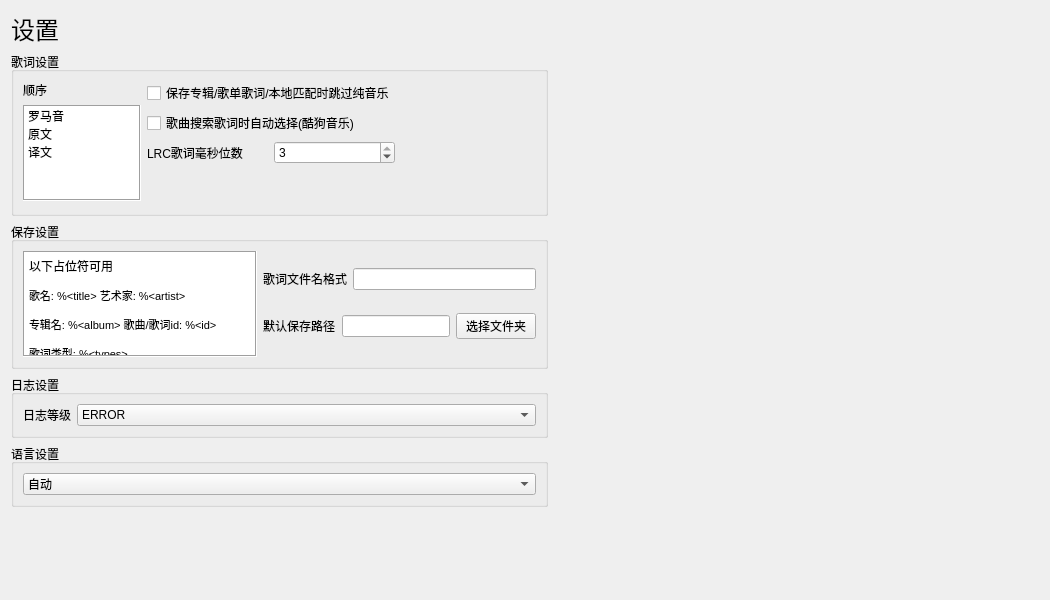
Above: ui/settings.ui from chenmozhijin/LDDC before the change. Below: the same form after it.
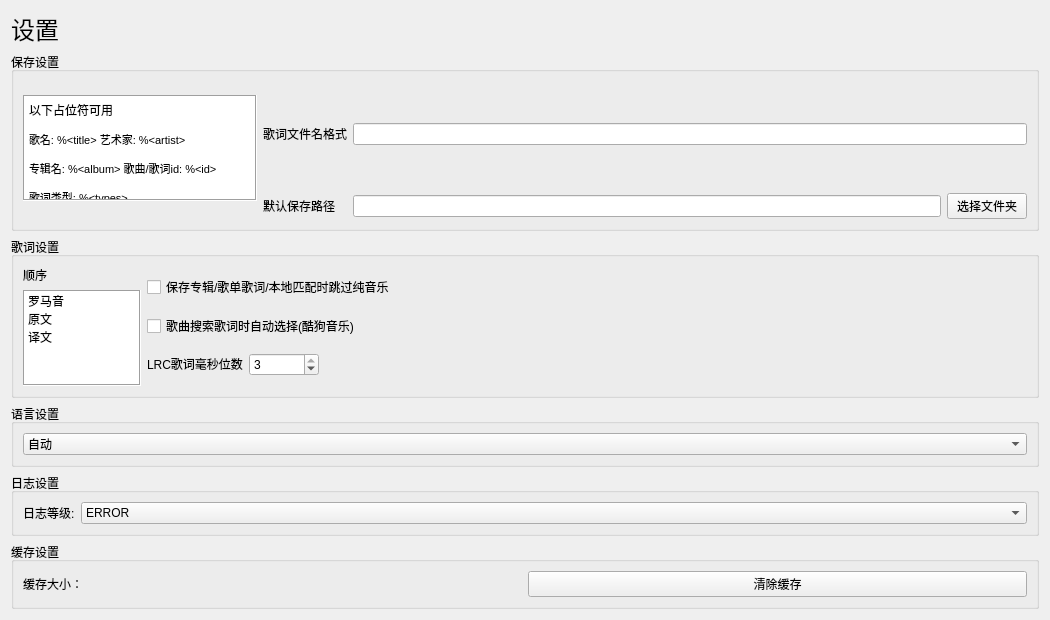
That is the form after the change. Custom widgets are drawn as their Qt base class.

Commit message: Added enhanced LRC format support & Fix some issues & Optimize some code

Diff of the .ui file:
```diff
--- a/ui/settings.ui
+++ b/ui/settings.ui
@@ -13,35 +13,159 @@
   <property name="windowTitle">
    <string>Form</string>
   </property>
-  <layout class="QVBoxLayout" name="verticalLayout">
-   <item>
-    <widget class="QLabel" name="label">
+  <layout class="QGridLayout" name="gridLayout_2">
+   <item row="1" column="0">
+    <widget class="QGroupBox" name="groupBox">
+     <property name="title">
+      <string>保存设置</string>
+     </property>
+     <layout class="QGridLayout" name="gridLayout">
+      <item row="0" column="0">
+       <widget class="QTextBrowser" name="textBrowser">
      <property name="sizePolicy">
+         <sizepolicy hsizetype="Minimum" vsizetype="Minimum">
+          <horstretch>0</horstretch>
+          <verstretch>0</verstretch>
+         </sizepolicy>
+        </property>
+        <property name="minimumSize">
+         <size>
+          <width>200</width>
+          <height>106</height>
+         </size>
+        </property>
+        <property name="maximumSize">
+         <size>
+          <width>234</width>
+          <height>78</height>
+         </size>
+        </property>
+        <property name="frameShape">
+         <enum>QFrame::Shape::Box</enum>
+        </property>
+        <property name="frameShadow">
+         <enum>QFrame::Shadow::Sunken</enum>
+        </property>
+        <property name="verticalScrollBarPolicy">
+         <enum>Qt::ScrollBarPolicy::ScrollBarAlwaysOff</enum>
+        </property>
+        <property name="horizontalScrollBarPolicy">
+         <enum>Qt::ScrollBarPolicy::ScrollBarAlwaysOff</enum>
+        </property>
+        <property name="html">
+         <string>&lt;!DOCTYPE HTML PUBLIC &quot;-//W3C//DTD HTML 4.0//EN&quot; &quot;http://www.w3.org/TR/REC-html40/strict.dtd&quot;&gt;
+&lt;html&gt;&lt;head&gt;&lt;meta name=&quot;qrichtext&quot; content=&quot;1&quot; /&gt;&lt;meta charset=&quot;utf-8&quot; /&gt;&lt;style type=&quot;text/css&quot;&gt;
+p, li { white-space: pre-wrap; }
+hr { height: 1px; border-width: 0; }
+li.unchecked::marker { content: &quot;\2610&quot;; }
+li.checked::marker { content: &quot;\2612&quot;; }
+&lt;/style&gt;&lt;/head&gt;&lt;body style=&quot; font-family:'Microsoft YaHei UI'; font-size:9pt; font-weight:400; font-style:normal;&quot;&gt;
+&lt;p style=&quot; margin-top:12px; margin-bottom:12px; margin-left:0px; margin-right:0px; -qt-block-indent:0; text-indent:0px;&quot;&gt;以下占位符可用&lt;/p&gt;
+&lt;p style=&quot; margin-top:12px; margin-bottom:12px; margin-left:0px; margin-right:0px; -qt-block-indent:0; text-indent:0px;&quot;&gt;&lt;span style=&quot; font-size:8pt;&quot;&gt;歌名: %&amp;lt;title&amp;gt; 艺术家: %&amp;lt;artist&amp;gt;&lt;/span&gt;&lt;/p&gt;
+&lt;p style=&quot; margin-top:12px; margin-bottom:12px; margin-left:0px; margin-right:0px; -qt-block-indent:0; text-indent:0px;&quot;&gt;&lt;span style=&quot; font-size:8pt;&quot;&gt;专辑名: %&amp;lt;album&amp;gt; 歌曲/歌词id: %&amp;lt;id&amp;gt;&lt;/span&gt;&lt;/p&gt;
+&lt;p style=&quot; margin-top:12px; margin-bottom:12px; margin-left:0px; margin-right:0px; -qt-block-indent:0; text-indent:0px;&quot;&gt;&lt;span style=&quot; font-size:8pt;&quot;&gt;歌词类型: %&amp;lt;types&amp;gt;&lt;/span&gt;&lt;/p&gt;&lt;/body&gt;&lt;/html&gt;</string>
+        </property>
+        <property name="openLinks">
+         <bool>false</bool>
+        </property>
+       </widget>
+      </item>
+      <item row="1" column="1">
+       <widget class="QLabel" name="label_3">
+        <property name="sizePolicy">
       <sizepolicy hsizetype="Fixed" vsizetype="Fixed">
        <horstretch>0</horstretch>
        <verstretch>0</verstretch>
       </sizepolicy>
      </property>
-     <property name="font">
-      <font>
-       <pointsize>18</pointsize>
-      </font>
-     </property>
+        <property name="text">
+         <string>默认保存路径</string>
+        </property>
+       </widget>
+      </item>
+      <item row="0" column="2">
+       <widget class="QLineEdit" name="lyrics_file_name_format_lineEdit">
+        <property name="sizePolicy">
+         <sizepolicy hsizetype="MinimumExpanding" vsizetype="Fixed">
+          <horstretch>0</horstretch>
+          <verstretch>0</verstretch>
+         </sizepolicy>
+        </property>
+       </widget>
+      </item>
+      <item row="0" column="1">
+       <widget class="QLabel" name="label_2">
+        <property name="sizePolicy">
+         <sizepolicy hsizetype="Fixed" vsizetype="Fixed">
+          <horstretch>0</horstretch>
+          <verstretch>0</verstretch>
+         </sizepolicy>
+        </property>
+        <property name="whatsThis">
+         <string/>
+        </property>
+        <property name="accessibleDescription">
+         <string/>
+        </property>
      <property name="text">
-      <string>设置</string>
-     </property>
-    </widget>
-   </item>
+         <string>歌词文件名格式</string>
+        </property>
+        <property name="textFormat">
+         <enum>Qt::TextFormat::AutoText</enum>
+        </property>
+       </widget>
+      </item>
+      <item row="1" column="2">
+       <layout class="QHBoxLayout" name="horizontalLayout_5">
    <item>
-    <layout class="QHBoxLayout" name="horizontalLayout">
+         <widget class="QLineEdit" name="default_save_path_lineEdit"/>
+        </item>
      <item>
-      <layout class="QVBoxLayout" name="verticalLayout_2">
+         <widget class="QPushButton" name="select_default_save_path_pushButton">
+          <property name="text">
+           <string>选择文件夹</string>
+          </property>
+         </widget>
+        </item>
+       </layout>
+      </item>
+     </layout>
+    </widget>
+   </item>
+   <item row="3" column="0">
+    <widget class="QGroupBox" name="groupBox_4">
+     <property name="title">
+      <string>语言设置</string>
+     </property>
+     <layout class="QVBoxLayout" name="verticalLayout_7">
        <item>
+       <widget class="QComboBox" name="language_comboBox">
+        <item>
+         <property name="text">
+          <string>自动</string>
+         </property>
+        </item>
+        <item>
+         <property name="text">
+          <string>英文</string>
+         </property>
+        </item>
+        <item>
+         <property name="text">
+          <string>中文</string>
+         </property>
+        </item>
+       </widget>
+      </item>
+     </layout>
+    </widget>
+   </item>
+   <item row="2" column="0">
         <widget class="QGroupBox" name="groupBox_2">
          <property name="title">
           <string>歌词设置</string>
          </property>
-         <layout class="QHBoxLayout" name="horizontalLayout_4">
+     <layout class="QHBoxLayout" name="horizontalLayout">
           <item>
            <layout class="QVBoxLayout" name="verticalLayout_4">
             <property name="sizeConstraint">
@@ -134,14 +258,17 @@
              </widget>
             </item>
             <item>
-             <spacer name="verticalSpacer_3">
+         <spacer name="verticalSpacer">
               <property name="orientation">
                <enum>Qt::Orientation::Vertical</enum>
               </property>
+          <property name="sizeType">
+           <enum>QSizePolicy::Policy::Preferred</enum>
+          </property>
               <property name="sizeHint" stdset="0">
                <size>
                 <width>20</width>
-                <height>0</height>
+            <height>40</height>
                </size>
               </property>
              </spacer>
@@ -149,25 +276,31 @@
            </layout>
           </item>
           <item>
-           <layout class="QVBoxLayout" name="verticalLayout_6">
-            <item>
+       <layout class="QGridLayout" name="gridLayout_4">
+        <item row="0" column="0">
              <widget class="QCheckBox" name="skip_inst_lyrics_checkBox">
               <property name="text">
                <string>保存专辑/歌单歌词/本地匹配时跳过纯音乐</string>
               </property>
              </widget>
             </item>
-            <item>
+        <item row="1" column="0">
              <widget class="QCheckBox" name="auto_select_checkBox">
               <property name="text">
                <string>歌曲搜索歌词时自动选择(酷狗音乐)</string>
               </property>
              </widget>
             </item>
-            <item>
+        <item row="2" column="0">
              <layout class="QHBoxLayout" name="horizontalLayout_7">
               <item>
                <widget class="QLabel" name="label_6">
+            <property name="sizePolicy">
+             <sizepolicy hsizetype="Preferred" vsizetype="Fixed">
+              <horstretch>0</horstretch>
+              <verstretch>0</verstretch>
+             </sizepolicy>
+            </property>
                 <property name="text">
                  <string>LRC歌词毫秒位数</string>
                 </property>
@@ -175,6 +308,24 @@
               </item>
               <item>
                <widget class="QSpinBox" name="lrc_ms_digit_count_spinBox">
+            <property name="sizePolicy">
+             <sizepolicy hsizetype="Minimum" vsizetype="Fixed">
+              <horstretch>0</horstretch>
+              <verstretch>0</verstretch>
+             </sizepolicy>
+            </property>
+            <property name="minimumSize">
+             <size>
+              <width>70</width>
+              <height>0</height>
+             </size>
+            </property>
+            <property name="specialValueText">
+             <string/>
+            </property>
+            <property name="prefix">
+             <string/>
+            </property>
                 <property name="minimum">
                  <number>2</number>
                 </property>
@@ -186,28 +337,14 @@
                 </property>
                </widget>
               </item>
-             </layout>
-            </item>
             <item>
-             <spacer name="verticalSpacer_2">
-              <property name="orientation">
-               <enum>Qt::Orientation::Vertical</enum>
-              </property>
-              <property name="sizeHint" stdset="0">
-               <size>
-                <width>20</width>
-                <height>40</height>
-               </size>
-              </property>
-             </spacer>
-            </item>
-           </layout>
-          </item>
-          <item>
-           <spacer name="horizontalSpacer_2">
+           <spacer name="horizontalSpacer">
             <property name="orientation">
              <enum>Qt::Orientation::Horizontal</enum>
             </property>
+            <property name="sizeType">
+             <enum>QSizePolicy::Policy::Expanding</enum>
+            </property>
             <property name="sizeHint" stdset="0">
              <size>
               <width>40</width>
@@ -217,159 +354,37 @@
            </spacer>
           </item>
          </layout>
-        </widget>
-       </item>
-       <item>
-        <widget class="QGroupBox" name="groupBox">
-         <property name="title">
-          <string>保存设置</string>
-         </property>
-         <layout class="QHBoxLayout" name="horizontalLayout_2">
-          <item alignment="Qt::AlignmentFlag::AlignTop">
-           <widget class="QTextBrowser" name="textBrowser">
-            <property name="sizePolicy">
-             <sizepolicy hsizetype="Minimum" vsizetype="Minimum">
-              <horstretch>0</horstretch>
-              <verstretch>0</verstretch>
-             </sizepolicy>
-            </property>
-            <property name="minimumSize">
-             <size>
-              <width>192</width>
-              <height>106</height>
-             </size>
-            </property>
-            <property name="maximumSize">
-             <size>
-              <width>234</width>
-              <height>78</height>
-             </size>
-            </property>
-            <property name="frameShape">
-             <enum>QFrame::Shape::Box</enum>
-            </property>
-            <property name="frameShadow">
-             <enum>QFrame::Shadow::Sunken</enum>
-            </property>
-            <property name="verticalScrollBarPolicy">
-             <enum>Qt::ScrollBarPolicy::ScrollBarAlwaysOff</enum>
-            </property>
-            <property name="horizontalScrollBarPolicy">
-             <enum>Qt::ScrollBarPolicy::ScrollBarAlwaysOff</enum>
-            </property>
-            <property name="html">
-             <string>&lt;!DOCTYPE HTML PUBLIC &quot;-//W3C//DTD HTML 4.0//EN&quot; &quot;http://www.w3.org/TR/REC-html40/strict.dtd&quot;&gt;
-&lt;html&gt;&lt;head&gt;&lt;meta name=&quot;qrichtext&quot; content=&quot;1&quot; /&gt;&lt;meta charset=&quot;utf-8&quot; /&gt;&lt;style type=&quot;text/css&quot;&gt;
-p, li { white-space: pre-wrap; }
-hr { height: 1px; border-width: 0; }
-li.unchecked::marker { content: &quot;\2610&quot;; }
-li.checked::marker { content: &quot;\2612&quot;; }
-&lt;/style&gt;&lt;/head&gt;&lt;body style=&quot; font-family:'Microsoft YaHei UI'; font-size:9pt; font-weight:400; font-style:normal;&quot;&gt;
-&lt;p style=&quot; margin-top:12px; margin-bottom:12px; margin-left:0px; margin-right:0px; -qt-block-indent:0; text-indent:0px;&quot;&gt;以下占位符可用&lt;/p&gt;
-&lt;p style=&quot; margin-top:12px; margin-bottom:12px; margin-left:0px; margin-right:0px; -qt-block-indent:0; text-indent:0px;&quot;&gt;&lt;span style=&quot; font-size:8pt;&quot;&gt;歌名: %&amp;lt;title&amp;gt; 艺术家: %&amp;lt;artist&amp;gt;&lt;/span&gt;&lt;/p&gt;
-&lt;p style=&quot; margin-top:12px; margin-bottom:12px; margin-left:0px; margin-right:0px; -qt-block-indent:0; text-indent:0px;&quot;&gt;&lt;span style=&quot; font-size:8pt;&quot;&gt;专辑名: %&amp;lt;album&amp;gt; 歌曲/歌词id: %&amp;lt;id&amp;gt;&lt;/span&gt;&lt;/p&gt;
-&lt;p style=&quot; margin-top:12px; margin-bottom:12px; margin-left:0px; margin-right:0px; -qt-block-indent:0; text-indent:0px;&quot;&gt;&lt;span style=&quot; font-size:8pt;&quot;&gt;歌词类型: %&amp;lt;types&amp;gt;&lt;/span&gt;&lt;/p&gt;&lt;/body&gt;&lt;/html&gt;</string>
-            </property>
-            <property name="openLinks">
-             <bool>false</bool>
-            </property>
-           </widget>
-          </item>
-          <item>
-           <layout class="QVBoxLayout" name="verticalLayout_3">
-            <item>
-             <layout class="QHBoxLayout" name="horizontalLayout_3">
-              <property name="sizeConstraint">
-               <enum>QLayout::SizeConstraint::SetDefaultConstraint</enum>
-              </property>
-              <item>
-               <widget class="QLabel" name="label_2">
-                <property name="sizePolicy">
-                 <sizepolicy hsizetype="Fixed" vsizetype="Fixed">
-                  <horstretch>0</horstretch>
-                  <verstretch>0</verstretch>
-                 </sizepolicy>
-                </property>
-                <property name="whatsThis">
-                 <string/>
-                </property>
-                <property name="accessibleDescription">
-                 <string/>
-                </property>
-                <property name="text">
-                 <string>歌词文件名格式</string>
-                </property>
-                <property name="textFormat">
-                 <enum>Qt::TextFormat::AutoText</enum>
-                </property>
-               </widget>
-              </item>
-              <item>
-               <widget class="QLineEdit" name="lyrics_file_name_format_lineEdit">
+        </item>
+       </layout>
+      </item>
+     </layout>
+    </widget>
+   </item>
+   <item row="0" column="0">
+    <widget class="QLabel" name="label">
                 <property name="sizePolicy">
-                 <sizepolicy hsizetype="MinimumExpanding" vsizetype="Fixed">
-                  <horstretch>0</horstretch>
-                  <verstretch>0</verstretch>
-                 </sizepolicy>
-                </property>
-               </widget>
-              </item>
-             </layout>
-            </item>
-            <item>
-             <layout class="QHBoxLayout" name="horizontalLayout_5">
-              <item>
-               <widget class="QLabel" name="label_3">
-                <property name="sizePolicy">
                  <sizepolicy hsizetype="Fixed" vsizetype="Fixed">
                   <horstretch>0</horstretch>
                   <verstretch>0</verstretch>
                  </sizepolicy>
                 </property>
-                <property name="text">
-                 <string>默认保存路径</string>
-                </property>
-               </widget>
-              </item>
-              <item>
-               <widget class="QLineEdit" name="default_save_path_lineEdit"/>
-              </item>
-              <item>
-               <widget class="QPushButton" name="select_default_save_path_pushButton">
+     <property name="font">
+      <font>
+       <pointsize>18</pointsize>
+      </font>
+     </property>
                 <property name="text">
-                 <string>选择文件夹</string>
+      <string>设置</string>
                 </property>
                </widget>
               </item>
-             </layout>
-            </item>
-           </layout>
-          </item>
-         </layout>
-        </widget>
-       </item>
-       <item>
+   <item row="4" column="0">
         <widget class="QGroupBox" name="groupBox_3">
          <property name="title">
           <string>日志设置</string>
          </property>
-         <layout class="QVBoxLayout" name="verticalLayout_5">
-          <item>
-           <layout class="QHBoxLayout" name="horizontalLayout_6">
-            <item>
-             <widget class="QLabel" name="label_5">
-              <property name="sizePolicy">
-               <sizepolicy hsizetype="Fixed" vsizetype="Fixed">
-                <horstretch>0</horstretch>
-                <verstretch>0</verstretch>
-               </sizepolicy>
-              </property>
-              <property name="text">
-               <string>日志等级</string>
-              </property>
-             </widget>
-            </item>
-            <item>
+     <layout class="QGridLayout" name="gridLayout_3">
+      <item row="0" column="1">
              <widget class="QComboBox" name="log_level_comboBox">
               <property name="currentIndex">
                <number>1</number>
@@ -406,68 +421,44 @@
               </item>
              </widget>
             </item>
-           </layout>
+      <item row="0" column="0">
+       <widget class="QLabel" name="label_5">
+        <property name="sizePolicy">
+         <sizepolicy hsizetype="Fixed" vsizetype="Fixed">
+          <horstretch>0</horstretch>
+          <verstretch>0</verstretch>
+         </sizepolicy>
+        </property>
+        <property name="text">
+         <string>日志等级:</string>
+        </property>
+       </widget>
           </item>
          </layout>
         </widget>
        </item>
-       <item>
-        <widget class="QGroupBox" name="groupBox_4">
+   <item row="5" column="0">
+    <widget class="QGroupBox" name="groupBox_5">
          <property name="title">
-          <string>语言设置</string>
-         </property>
-         <layout class="QVBoxLayout" name="verticalLayout_7">
-          <item>
-           <widget class="QComboBox" name="language_comboBox">
-            <item>
+      <string>缓存设置</string>
+     </property>
+     <layout class="QGridLayout" name="gridLayout_5">
+      <item row="0" column="1">
+       <widget class="QPushButton" name="clear_cache_pushButton">
              <property name="text">
-              <string>自动</string>
-             </property>
-            </item>
-            <item>
+         <string>清除缓存</string>
+        </property>
+       </widget>
+      </item>
+      <item row="0" column="0">
+       <widget class="QLabel" name="cache_size_label">
              <property name="text">
-              <string>英文</string>
-             </property>
-            </item>
-            <item>
-             <property name="text">
-              <string>中文</string>
-             </property>
-            </item>
+         <string>缓存大小：</string>
+        </property>
            </widget>
           </item>
          </layout>
         </widget>
-       </item>
-      </layout>
-     </item>
-     <item>
-      <spacer name="horizontalSpacer">
-       <property name="orientation">
-        <enum>Qt::Orientation::Horizontal</enum>
-       </property>
-       <property name="sizeHint" stdset="0">
-        <size>
-         <width>40</width>
-         <height>20</height>
-        </size>
-       </property>
-      </spacer>
-     </item>
-    </layout>
-   </item>
-   <item>
-    <spacer name="verticalSpacer">
-     <property name="orientation">
-      <enum>Qt::Orientation::Vertical</enum>
-     </property>
-     <property name="sizeHint" stdset="0">
-      <size>
-       <width>20</width>
-       <height>40</height>
-      </size>
-     </property>
-    </spacer>
    </item>
   </layout>
  </widget>
```
Lines whose indentation alone changed are shown as unchanged. The commit also changes 29 other files.
